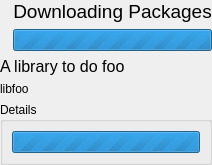
KDE/apper, file libkpackagekit/KpkTransaction.ui: the form before one commit.
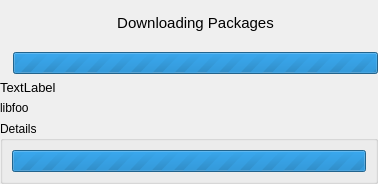
The form after the commit. Custom widgets are drawn as their Qt base class.

Commit message: A small change trying to improve the transaction dialog

```diff
--- a/libkpackagekit/KpkTransaction.ui
+++ b/libkpackagekit/KpkTransaction.ui
@@ -2,16 +2,18 @@
 <ui version="4.0">
  <class>KpkTransaction</class>
  <widget class="QWidget" name="KpkTransaction">
-  <property name="sizePolicy">
-   <sizepolicy hsizetype="MinimumExpanding" vsizetype="MinimumExpanding">
-    <horstretch>0</horstretch>
-    <verstretch>0</verstretch>
-   </sizepolicy>
+  <property name="geometry">
+   <rect>
+    <x>0</x>
+    <y>0</y>
+    <width>378</width>
+    <height>184</height>
+   </rect>
   </property>
   <property name="windowTitle">
    <string>KPackageKit - Transaction</string>
   </property>
-  <layout class="QFormLayout" name="formLayout">
+  <layout class="QGridLayout" name="gridLayout">
    <property name="margin">
     <number>0</number>
    </property>
@@ -48,9 +50,7 @@
       <widget class="QLabel" name="currentL">
        <property name="font">
         <font>
-         <pointsize>14</pointsize>
-         <weight>50</weight>
-         <bold>false</bold>
+         <pointsize>11</pointsize>
         </font>
        </property>
        <property name="locale">
@@ -76,20 +76,6 @@
      </item>
     </layout>
    </item>
-   <item row="1" column="0" colspan="2">
-    <widget class="QLabel" name="descriptionL">
-     <property name="font">
-      <font>
-       <pointsize>12</pointsize>
-       <weight>50</weight>
-       <bold>false</bold>
-      </font>
-     </property>
-     <property name="text">
-      <string>A library to do foo</string>
-     </property>
-    </widget>
-   </item>
    <item row="2" column="0" colspan="2">
     <widget class="QLabel" name="packageL">
      <property name="text">
@@ -116,6 +102,18 @@
      </layout>
     </widget>
    </item>
+   <item row="1" column="0" colspan="2">
+    <widget class="QLabel" name="descriptionL">
+     <property name="font">
+      <font>
+       <pointsize>10</pointsize>
+      </font>
+     </property>
+     <property name="text">
+      <string>TextLabel</string>
+     </property>
+    </widget>
+   </item>
   </layout>
  </widget>
  <customwidgets>
```
The commit also changes 1 other file.
